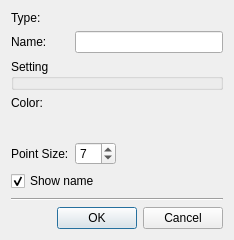
This is libs/pre/bc/boundaryconditiondialog.ui in i-RIC/prepost-gui as Qt 5 draws it before an edit. The edited form follows.
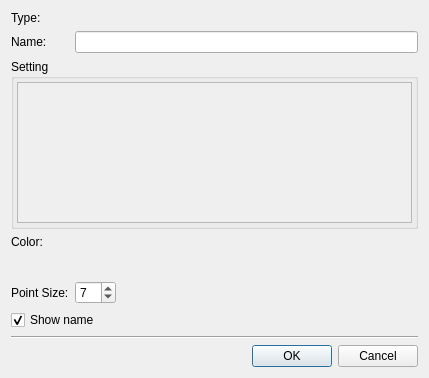
This is the edited form. Custom widgets are drawn as their Qt base class.

Commit message: Boundary condition dialog improvement

```diff
--- a/libs/pre/bc/boundaryconditiondialog.ui
+++ b/libs/pre/bc/boundaryconditiondialog.ui
@@ -6,14 +6,14 @@
    <rect>
     <x>0</x>
     <y>0</y>
-    <width>234</width>
-    <height>240</height>
+    <width>429</width>
+    <height>378</height>
    </rect>
   </property>
   <property name="windowTitle">
    <string>Boundary Condition</string>
   </property>
-  <layout class="QVBoxLayout" name="verticalLayout">
+  <layout class="QVBoxLayout" name="verticalLayout_2" stretch="1,0,0">
    <item>
     <layout class="QGridLayout" name="gridLayout">
      <item row="0" column="0">
@@ -45,6 +45,37 @@
        <property name="title">
         <string>Setting</string>
        </property>
+       <layout class="QVBoxLayout" name="verticalLayout">
+        <property name="leftMargin">
+         <number>3</number>
+        </property>
+        <property name="topMargin">
+         <number>3</number>
+        </property>
+        <property name="rightMargin">
+         <number>3</number>
+        </property>
+        <property name="bottomMargin">
+         <number>3</number>
+        </property>
+        <item>
+         <widget class="QScrollArea" name="scrollArea">
+          <property name="widgetResizable">
+           <bool>true</bool>
+          </property>
+          <widget class="QWidget" name="scrollAreaWidgetContents">
+           <property name="geometry">
+            <rect>
+             <x>0</x>
+             <y>0</y>
+             <width>399</width>
+             <height>156</height>
+            </rect>
+           </property>
+          </widget>
+         </widget>
+        </item>
+       </layout>
       </widget>
      </item>
      <item row="3" column="0">
@@ -147,19 +178,6 @@
      </item>
     </layout>
    </item>
-   <item>
-    <spacer name="verticalSpacer">
-     <property name="orientation">
-      <enum>Qt::Vertical</enum>
-     </property>
-     <property name="sizeHint" stdset="0">
-      <size>
-       <width>20</width>
-       <height>53</height>
-      </size>
-     </property>
-    </spacer>
-   </item>
    <item>
     <widget class="Line" name="line">
      <property name="orientation">
```
The commit also changes 3 other files.
